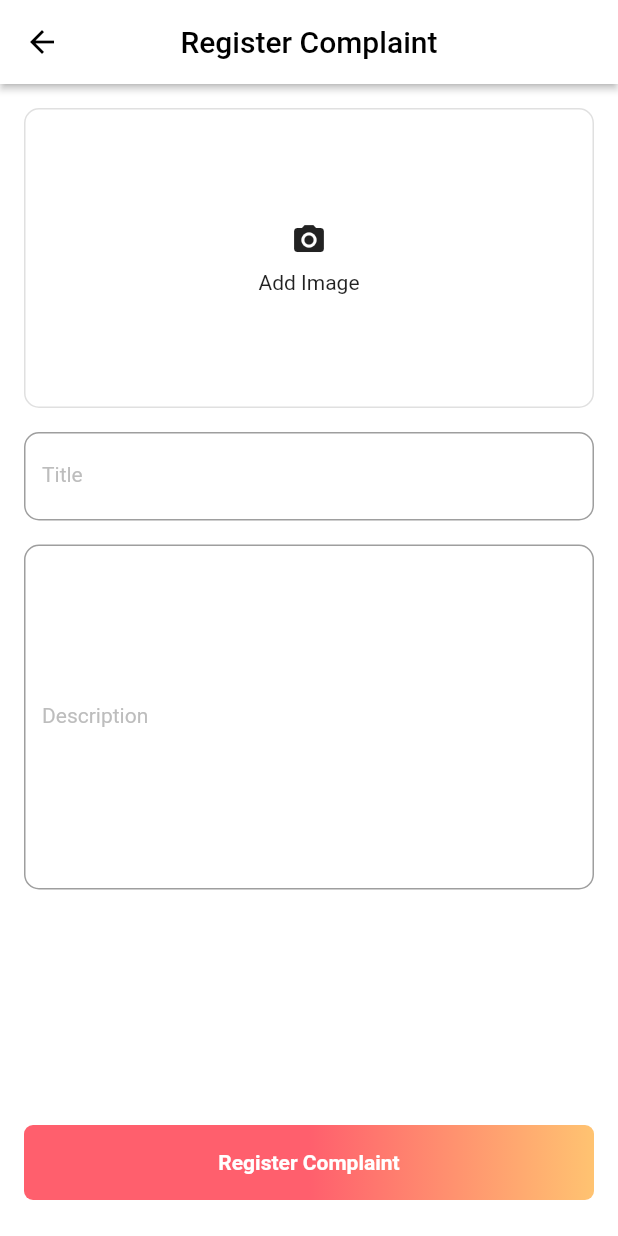
After one commit to jaydip-pawar/Smart-Dustbin, a Flutter app: the screen it shows once a user with an empty profile is signed in, item 2 of the bottom bar chosen, after a tap on the "add" icon, on a phone screen of 412 x 824 dp. The commit adds this screen. Run offline on Flutter 3.47's test engine with Material 2 defaults, Android fonts, the phone set to English and light mode, and no system bars; our stand-ins replace cloud_firestore, email_validator, firebase_auth, firebase_core, firebase_storage, flutter_easyloading and 2 more; accounts and stored records are empty.

Commit message:
added: register complaint & complaint details

```diff
--- a/lib/main.dart
+++ b/lib/main.dart
@@ -4,7 +4,7 @@ import 'package:flutter_easyloading/flutter_easyloading.dart';
 import 'package:provider/provider.dart';
 import 'package:smart_dustbin/constants.dart';
 import 'package:smart_dustbin/provider/authentication_provider.dart';
-import 'package:smart_dustbin/screens/home_screen.dart';
+import 'package:smart_dustbin/screens/bin_list/bin_list.dart';
 import 'package:smart_dustbin/provider/dusty_provider.dart';
 import 'package:smart_dustbin/screens/splash_screen.dart';
 
--- a/lib/provider/authentication_provider.dart
+++ b/lib/provider/authentication_provider.dart
@@ -3,7 +3,7 @@ import 'package:firebase_auth/firebase_auth.dart';
 import 'package:flutter/material.dart';
 import 'package:flutter_easyloading/flutter_easyloading.dart';
 import 'package:smart_dustbin/model/dialog_box.dart';
-import 'package:smart_dustbin/screens/home_screen.dart';
+import 'package:smart_dustbin/screens/bin_list/bin_list.dart';
 import 'package:smart_dustbin/screens/login/login_screen.dart';
 
 class AuthenticationProvider with ChangeNotifier {
@@ -15,7 +15,7 @@ class AuthenticationProvider with ChangeNotifier {
       await FirebaseAuth.instance
           .signInWithEmailAndPassword(email: email, password: password);
       Navigator.pushReplacement(context,
-          MaterialPageRoute(builder: (_) => const HomeScreen()));
+          MaterialPageRoute(builder: (_) => const BinList()));
       EasyLoading.showSuccess("Login Successful");
     } on FirebaseAuthException catch (e) {
       if (e.code == 'user-not-found') {
@@ -50,7 +50,7 @@ class AuthenticationProvider with ChangeNotifier {
       await FirebaseAuth.instance
           .createUserWithEmailAndPassword(email: email, password: password);
       Navigator.pushReplacement(context,
-          MaterialPageRoute(builder: (_) => const HomeScreen()));
+          MaterialPageRoute(builder: (_) => const BinList()));
       EasyLoading.showSuccess("Signup Successful");
     } on FirebaseAuthException catch (e) {
       if (e.code == 'email-already-in-use') {
--- a/lib/provider/dusty_provider.dart
+++ b/lib/provider/dusty_provider.dart
@@ -1,13 +1,49 @@
+import 'dart:io';
+
 import 'package:cloud_firestore/cloud_firestore.dart';
+import 'package:firebase_storage/firebase_storage.dart';
 import 'package:flutter/material.dart';
+import 'package:flutter_easyloading/flutter_easyloading.dart';
 
 class DustyProvider with ChangeNotifier {
 
   final db = FirebaseFirestore.instance;
+  final storageRef  = FirebaseStorage.instance.ref();
   int status = 0;
 
   setStatus(int status) {
     this.status = status;
     notifyListeners();
   }
+
+  Future<String> uploadImage(File imageFile) async {
+    EasyLoading.show(status: "Image uploading...");
+    late String downloadURL;
+    final Reference imageRef = storageRef.child('images/${DateTime.now().millisecondsSinceEpoch}.png');
+
+    try{
+      await imageRef.putFile(imageFile);
+      downloadURL = await imageRef.getDownloadURL();
+    } catch (e) {
+      EasyLoading.showError("Image upload failed");
+    }
+    EasyLoading.dismiss();
+    return downloadURL;
+  }
+
+
+  registerComplaint(BuildContext context, File image, String title, String description) async {
+    final url = await uploadImage(image);
+    EasyLoading.show(status: "please wait...");
+    final DocumentReference documentRef = db.collection('Complaints').doc();
+
+    await documentRef.set({
+      'title': title,
+      'description': description,
+      'image': url,
+      'location': '',
+    });
+    EasyLoading.showSuccess("Complaint registered");
+    Navigator.pop(context);
+  }
 }
--- /dev/null
+++ b/lib/screens/complaints/add_complaint.dart
@@ -0,0 +1,220 @@
+import 'dart:io';
+
+import 'package:flutter/material.dart';
+import 'package:image_picker/image_picker.dart';
+import 'package:provider/provider.dart';
+import 'package:smart_dustbin/provider/dusty_provider.dart';
+
+class AddComplaint extends StatefulWidget {
+  static const String id = 'add-complaint-screen';
+
+  const AddComplaint({Key? key}) : super(key: key);
+
+  @override
+  State<AddComplaint> createState() => _AddComplaintState();
+}
+
+class _AddComplaintState extends State<AddComplaint> {
+  final _formKey = GlobalKey<FormState>();
+
+  String _title = "", _description = "";
+
+  XFile? _image;
+  bool _clicked = false;
+  final picker = ImagePicker();
+
+  Future<void> _getImage() async {
+    final pickedFile = await picker.pickImage(source: ImageSource.camera);
+
+    setState(() {
+      if (pickedFile != null) {
+        _image = XFile(pickedFile.path);
+      }
+    });
+  }
+
+  @override
+  Widget build(BuildContext context) {
+    final dustyProvider = Provider.of<DustyProvider>(context);
+
+    void validateForm() {
+      setState(() {
+        _clicked = true;
+      });
+      if (_formKey.currentState!.validate()) {
+        _formKey.currentState!.save();
+        dustyProvider.registerComplaint(
+          context,
+          File(_image!.path),
+          _title,
+          _description,
+        );
+      }
+    }
+
+    return Scaffold(
+      backgroundColor: Colors.white,
+      resizeToAvoidBottomInset: false,
+      appBar: AppBar(
+        centerTitle: true,
+        title: Text(
+          "Register Complaint",
+          style: TextStyle(color: Colors.black),
+        ),
+        backgroundColor: Colors.white,
+        iconTheme: IconThemeData(color: Colors.black),
+        elevation: 2.0,
+      ),
+      body: Padding(
+        padding: EdgeInsets.all(16),
+        child: Form(
+          key: _formKey,
+          child: Column(
+            crossAxisAlignment: CrossAxisAlignment.stretch,
+            children: [
+              InkWell(
+                onTap: _getImage,
+                child: Container(
+                  height: 200,
+                  decoration: BoxDecoration(
+                    border: Border.all(color: Colors.grey.shade300, width: 1),
+                    borderRadius: BorderRadius.circular(10),
+                  ),
+                  child: Stack(
+                    children: [
+                      if (_image == null)
+                        Center(
+                          child: Column(
+                            mainAxisAlignment: MainAxisAlignment.center,
+                            children: [
+                              Icon(Icons.camera_alt),
+                              SizedBox(height: 8),
+                              Text('Add Image'),
+                            ],
+                          ),
+                        )
+                      else
+                        Image.file(
+                          File(_image!.path),
+                          fit: BoxFit.cover,
+                          height: double.infinity,
+                          width: double.infinity,
+                        ),
+                    ],
+                  ),
+                ),
+              ),
+              _image == null && _clicked
+                  ? Padding(
+                      padding: const EdgeInsets.only(top: 8.0, left: 8),
+                      child: Text(
+                        "Please add image",
+                        style:
+                            TextStyle(color: Color(0xffb00020), fontSize: 12),
+                      ),
+                    )
+                  : Container(),
+              SizedBox(height: 16),
+              TextFormField(
+                keyboardType: TextInputType.emailAddress,
+                decoration: InputDecoration(
+                  labelText: "Title",
+                  labelStyle: TextStyle(
+                    fontSize: 14,
+                    color: Colors.grey.shade400,
+                  ),
+                  border: OutlineInputBorder(
+                    borderRadius: BorderRadius.circular(10),
+                    borderSide: BorderSide(color: Colors.grey.shade300),
+                  ),
+                  focusedBorder: OutlineInputBorder(
+                    borderRadius: BorderRadius.circular(10),
+                    borderSide: BorderSide(color: Colors.grey.shade300),
+                  ),
+                ),
+                validator: (title) {
+                  if (title!.isEmpty) return 'Please enter title';
+                  return null;
+                },
+                onSaved: (title) => _title = title!,
+                textInputAction: TextInputAction.next,
+              ),
+              SizedBox(height: 16),
+              TextFormField(
+                keyboardType: TextInputType.emailAddress,
+                maxLines: 10,
+                decoration: InputDecoration(
+                  labelText: "Description",
+                  labelStyle: TextStyle(
+                    fontSize: 14,
+                    color: Colors.grey.shade400,
+                  ),
+                  border: OutlineInputBorder(
+                    borderRadius: BorderRadius.circular(10),
+                    borderSide: BorderSide(color: Colors.grey.shade300),
+                  ),
+                  focusedBorder: OutlineInputBorder(
+                    borderRadius: BorderRadius.circular(10),
+                    borderSide: BorderSide(color: Colors.grey.shade300),
+                  ),
+                ),
+                validator: (description) {
+                  if (description!.isEmpty) return 'Please enter description';
+                  return null;
+                },
+                onSaved: (description) => _description = description!,
+                textInputAction: TextInputAction.done,
+              ),
+              Spacer(),
+              Padding(
+                padding: const EdgeInsets.only(bottom: 8),
+                child: SizedBox(
+                  height: 50,
+                  width: double.infinity,
+                  child: MaterialButton(
+                    onPressed: () {
+                      validateForm();
+                    },
+                    padding: const EdgeInsets.all(0),
+                    child: Ink(
+                      decoration: BoxDecoration(
+                        borderRadius: BorderRadius.circular(6),
+                        gradient: const LinearGradient(
+                          begin: Alignment.centerLeft,
+                          end: Alignment.centerRight,
+                          colors: [
+                            Color(0xffff5f6d),
+                            Color(0xffff5f6d),
+                            Color(0xffffc371),
+                          ],
+                        ),
+                      ),
+                      child: Container(
+                        alignment: Alignment.center,
+                        constraints: const BoxConstraints(
+                          maxWidth: double.infinity,
+                          minHeight: 50,
+                        ),
+                        child: const Text(
+                          "Register Complaint",
+                          style: TextStyle(
+                            color: Colors.white,
+                            fontWeight: FontWeight.bold,
+                          ),
+                          textAlign: TextAlign.center,
+                        ),
+                      ),
+                    ),
+                    shape: RoundedRectangleBorder(
+                      borderRadius: BorderRadius.circular(6),
+                    ),
+                  ),
+                ),
+              ),
+            ],
+          ),
+        ),
+      ),
+    );
+  }
+}
--- /dev/null
+++ b/lib/screens/complaints/complaint_list.dart
@@ -0,0 +1,81 @@
+import 'package:cloud_firestore/cloud_firestore.dart';
+import 'package:flutter/material.dart';
+import 'package:provider/provider.dart';
+import 'package:smart_dustbin/provider/dusty_provider.dart';
+import 'package:smart_dustbin/screens/complaints/add_complaint.dart';
+import 'package:smart_dustbin/screens/complaints/complaint_details.dart';
+
+class ComplaintList extends StatelessWidget {
+  static const String id = 'complaint-list';
+
+  const ComplaintList({Key? key}) : super(key: key);
+
+  @override
+  Widget build(BuildContext context) {
+    final _dustyProvider = Provider.of<DustyProvider>(context);
+    return Scaffold(
+      body: StreamBuilder<QuerySnapshot>(
+        stream: _dustyProvider.db.collection('Complaints').snapshots(),
+        builder: (BuildContext context, AsyncSnapshot<QuerySnapshot> snapshot) {
+          if (snapshot.hasData) {
+            return ListView.builder(
+              physics: BouncingScrollPhysics(),
+              itemCount: snapshot.data!.size,
+              shrinkWrap: true,
+              itemBuilder: (BuildContext context, int index) => Card(
+                child: ListTile(
+                  title: Text(snapshot.data!.docs[index].get("title")),
+                  subtitle: Text(snapshot.data!.docs[index].get("location")),
+                  onTap: () {
+                    Navigator.pushNamed(
+                      context,
+                      ComplaintDetails.id,
+                      arguments: ScreenArguments(
+                        snapshot.data!.docs[index].get("title"),
+                        snapshot.data!.docs[index].get("description"),
+                        snapshot.data!.docs[index].get("location"),
+                        snapshot.data!.docs[index].get("image"),
+                      ),
+                    );
+                  },
+                ),
+              ),
+            );
+          } else {
+            return Center(child: CircularProgressIndicator());
+          }
+        },
+      ),
+      floatingActionButton: Container(
+        height: 56,
+        width: 56,
+        decoration: BoxDecoration(
+          gradient: LinearGradient(
+            begin: Alignment.centerLeft,
+            end: Alignment.centerRight,
+            colors: [
+              Color(0xffff5f6d),
+              Color(0xffff5f6d),
+              Color(0xffffc371),
+            ],
+          ),
+          borderRadius: BorderRadius.circular(50),
+          boxShadow: [
+            BoxShadow(
+              color: Colors.grey.withOpacity(0.5),
+              spreadRadius: 2,
+              blurRadius: 5,
+              offset: Offset(0, 3),
+            ),
+          ],
+        ),
+        child: FloatingActionButton(
+          onPressed: () => Navigator.pushNamed(context, AddComplaint.id),
+          child: Icon(Icons.add),
+          backgroundColor: Colors.transparent,
+          elevation: 0,
+        ),
+      ),
+    );
+  }
+}
--- /dev/null
+++ b/lib/screens/main.dart
@@ -0,0 +1,72 @@
+import 'package:flutter/material.dart';
+import 'package:provider/provider.dart';
+import 'package:smart_dustbin/provider/authentication_provider.dart';
+import 'package:smart_dustbin/screens/bin_list/bin_list.dart';
+import 'package:smart_dustbin/screens/complaints/complaint_list.dart';
+
+class MainScreen extends StatefulWidget {
+  static const String id = 'main-screen';
+  const MainScreen({Key? key}) : super(key: key);
+
+  @override
+  State<MainScreen> createState() => _MainScreenState();
+}
+
+class _MainScreenState extends State<MainScreen> {
+  int _selectedIndex = 0;
+
+  final List<Widget> _pages = [BinList(), ComplaintList()];
+
+  void _onItemTapped(int index) {
+    setState(() {
+      _selectedIndex = index;
+    });
+  }
+
+  @override
+  Widget build(BuildContext context) {
+    final authentication = Provider.of<AuthenticationProvider>(context);
+    return Scaffold(
+      appBar: AppBar(
+        title: Text(
+          "Smart Dusty",
+          style: TextStyle(
+            color: Colors.black,
+          ),
+        ),
+        actions: [
+          Padding(
+            padding: const EdgeInsets.only(right: 8.0),
+            child: IconButton(
+              onPressed: () {
+                authentication.signOut(context);
+              },
+              icon: Icon(Icons.logout, color: Colors.black,),
+            ),
+          ),
+        ],
+        backgroundColor: Colors.white,
+        elevation: 2.0,
+        centerTitle: true,
+      ),
+      body: Center(
+        child: _pages[_selectedIndex],
+      ),
+      bottomNavigationBar: BottomNavigationBar(
+        items: const <BottomNavigationBarItem>[
+          BottomNavigationBarItem(
+            icon: Icon(Icons.delete),
+            label: 'Dustbins',
+          ),
+          BottomNavigationBarItem(
+            icon: Icon(Icons.feedback),
+            label: 'Complaints',
+          ),
+        ],
+        currentIndex: _selectedIndex,
+        selectedItemColor: Color(0xffff5f6d),
+        onTap: _onItemTapped,
+      ),
+    );
+  }
+}
--- a/lib/screens/splash_screen.dart
+++ b/lib/screens/splash_screen.dart
@@ -30,7 +30,7 @@ class _SplashScreenState extends State<SplashScreen> {
         fit: StackFit.expand,
         children: [
           Container(
-            decoration: BoxDecoration(color: Colors.white),
+            decoration: BoxDecoration(color: Colors.green),
           ),
           Column(
             mainAxisAlignment: MainAxisAlignment.start,
--- a/pubspec.yaml
+++ b/pubspec.yaml
@@ -23,12 +23,11 @@ environment:
 dependencies:
   flutter:
     sdk: flutter
+  image_picker: ^0.8.7
   provider: ^6.0.5
   firebase_core: ^2.7.0
-
-
-
   firebase_database: ^10.0.14
+  firebase_storage: ^11.0.15
   cloud_firestore: ^4.4.3
   liquid_progress_indicator: ^0.4.0
   percent_indicator: ^4.2.3
```
Also changed, not shown: lib/constants.dart (+13 -5 lines), lib/model/navigate_page.dart (+2 -6 lines), lib/screens/bin_list/bin_list.dart (renamed from lib/screens/home_screen.dart, +8 -37 lines), lib/screens/bin_list/bin_screen.dart (renamed from lib/screens/bin_screen.dart, +23 -32 lines), lib/screens/complaints/complaint_details.dart (added, +83 -0 lines), pubspec.lock.
